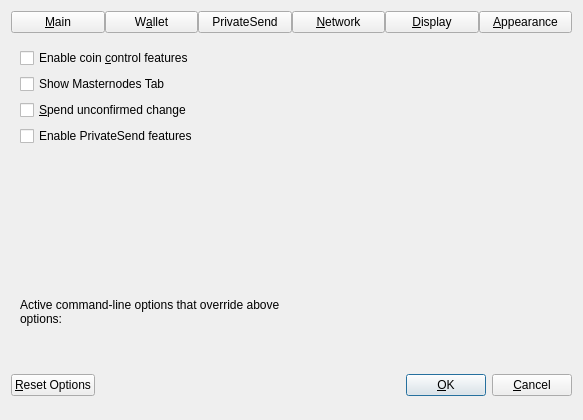
First picture: the form in src/qt/forms/optionsdialog.ui, repository biblepay/biblepay, before the edit.
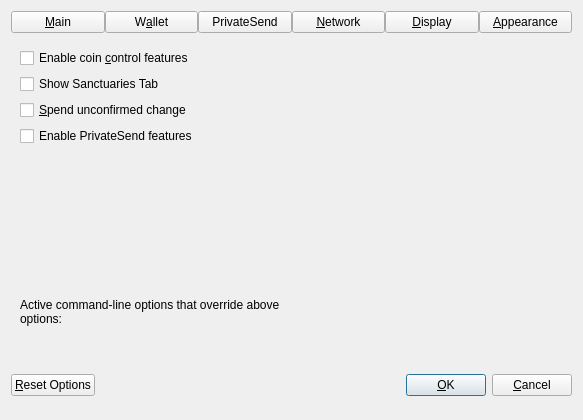
Second picture: the form after the edit. The open tabs and pages were chosen to show the change. Custom widgets are drawn as their Qt base class.

Commit message: 1.6.0.3f-Mandatory Upgrade for TestNet - Add DWU to Leaderboard double click - Revert change to LLMQ sig-share-signer logic - Recaption masternode to sanctuary - Fix crash when sending a UTXO from the UI

Diff of the .ui file:
```diff
--- a/src/qt/forms/optionsdialog.ui
+++ b/src/qt/forms/optionsdialog.ui
@@ -261,7 +261,7 @@
              <string>Show additional tab listing all your masternodes in first sub-tab&lt;br/&gt;and all masternodes on the network in second sub-tab.</string>
             </property>
             <property name="text">
-             <string>Show Masternodes Tab</string>
+             <string>Show Sanctuaries Tab</string>
             </property>
            </widget>
           </item>
```
Left out of the diff: 4 changed lines with no effect on the pictures. The commit also changes 12 other files.
